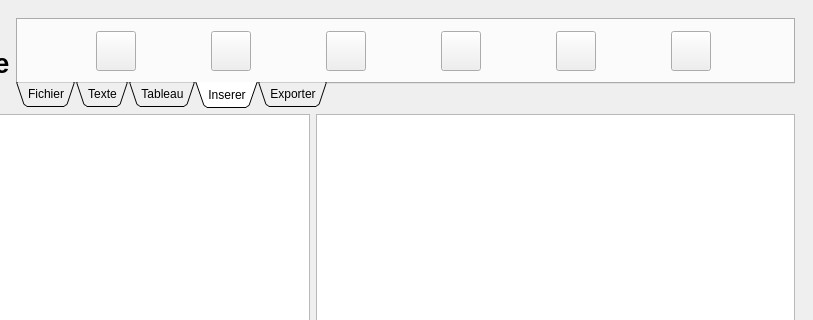
Old version of the form cuiapostite.ui in the repository Arrera-Software/Arrera-Postite; both pictures show x 187 to 1000 and y 0 to 320 of the 1000 by 600 pixel window.
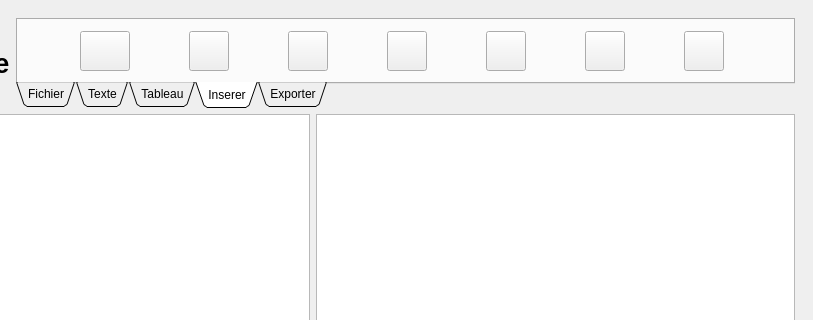
New version of the form. The open tabs and pages were chosen to show the change. Icons and pictures are not drawn. Custom widgets are drawn as their Qt base class.

Commit message: Revu de la fonction d'integration

```diff
--- a/cuiapostite.ui
+++ b/cuiapostite.ui
@@ -464,7 +464,7 @@
                <widget class="QPushButton" name="IDC_ADDCITATION">
                 <property name="minimumSize">
                  <size>
-                  <width>40</width>
+                  <width>50</width>
                   <height>40</height>
                  </size>
                 </property>
@@ -634,6 +634,31 @@
                 </property>
                </widget>
               </item>
+              <item>
+               <widget class="QPushButton" name="IDC_INSERECODE">
+                <property name="minimumSize">
+                 <size>
+                  <width>40</width>
+                  <height>40</height>
+                 </size>
+                </property>
+                <property name="maximumSize">
+                 <size>
+                  <width>40</width>
+                  <height>40</height>
+                 </size>
+                </property>
+                <property name="text">
+                 <string/>
+                </property>
+                <property name="iconSize">
+                 <size>
+                  <width>40</width>
+                  <height>40</height>
+                 </size>
+                </property>
+               </widget>
+              </item>
              </layout>
             </widget>
             <widget class="QWidget" name="exportPage">
```
Left out of the diff: 2 changed lines with no effect on the pictures. The commit also changes 2 other files.
